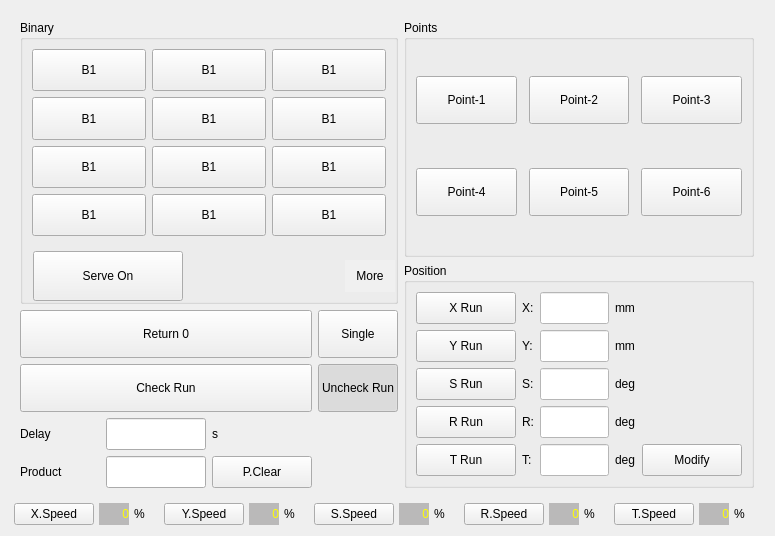
The window that hcmanualoperation/ichcmanualoperationpageframe.ui (GaussCheng/2-5AxisPunch) describes before a commit, drawn with Qt 5.
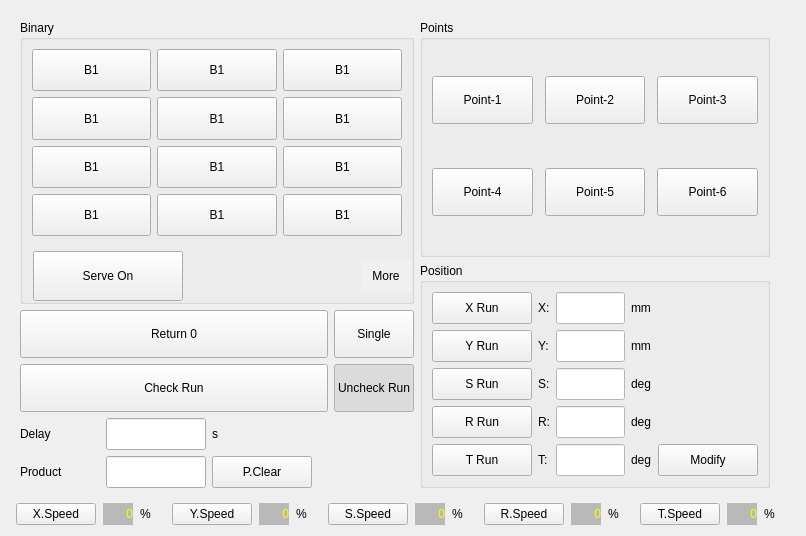
The same window after the commit. Custom widgets are drawn as their Qt base class.

Diff of the .ui file:
```diff
--- a/hcmanualoperation/ichcmanualoperationpageframe.ui
+++ b/hcmanualoperation/ichcmanualoperationpageframe.ui
@@ -6,8 +6,8 @@
    <rect>
     <x>0</x>
     <y>0</y>
-    <width>775</width>
-    <height>445</height>
+    <width>806</width>
+    <height>535</height>
    </rect>
   </property>
   <property name="windowTitle">
```
